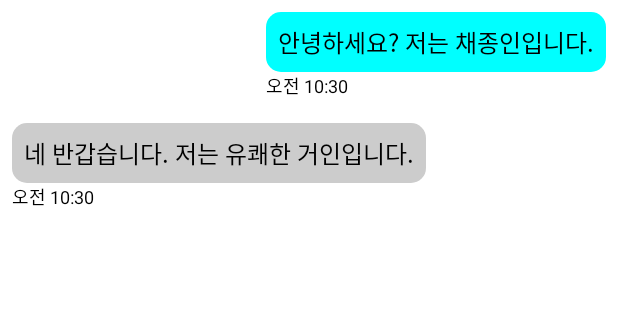
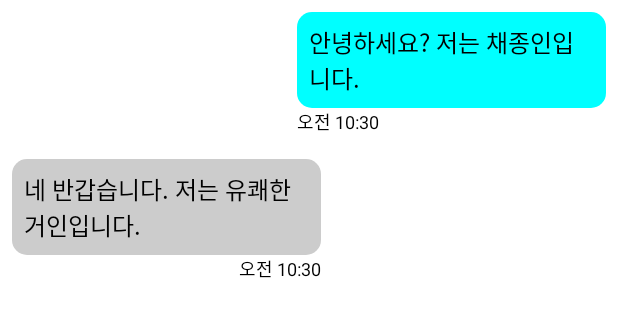
Before and after one commit to Chaejongin12/ykgiants-assignment, an Android app built with Jetpack Compose: the @Preview function ChatBubblePreview, on a phone screen of 412 x 824 dp. Shown: the top 317 px of the screen. Run offline under Robolectric (Android 15) with nearby library versions, the phone set to English and light mode, and no system bars.

Commit message:
:recycle: :: 과제 수정 사항 반영
:: 과제 수정 사항 반영

```diff
--- a/app/src/main/java/com/assignment/ykgiants_assignment/chat/ChatScreen.kt
+++ b/app/src/main/java/com/assignment/ykgiants_assignment/chat/ChatScreen.kt
@@ -7,6 +7,7 @@ import androidx.compose.foundation.layout.Column
 import androidx.compose.foundation.layout.fillMaxSize
 import androidx.compose.foundation.layout.fillMaxWidth
 import androidx.compose.foundation.layout.imePadding
+import androidx.compose.foundation.layout.systemBarsPadding
 import androidx.compose.runtime.Composable
 import androidx.compose.runtime.LaunchedEffect
 import androidx.compose.runtime.getValue
@@ -42,6 +43,7 @@ internal fun ChatScreen(
 
     Column(
         modifier = modifier
+            .systemBarsPadding()
             .fillMaxSize()
             .clickable {
                 keyboardController?.hide()
--- a/app/src/main/java/com/assignment/ykgiants_assignment/chat/MessageScreen.kt
+++ b/app/src/main/java/com/assignment/ykgiants_assignment/chat/MessageScreen.kt
@@ -3,6 +3,7 @@ package com.assignment.ykgiants_assignment.chat
 import android.os.Build
 import androidx.annotation.RequiresApi
 import androidx.compose.foundation.background
+import androidx.compose.foundation.layout.systemBarsPadding
 import androidx.compose.foundation.lazy.LazyColumn
 import androidx.compose.foundation.lazy.items
 import androidx.compose.foundation.lazy.rememberLazyListState
@@ -24,8 +25,9 @@ internal fun MessageScreen(
     val listState = rememberLazyListState()
 
     LazyColumn(
-        modifier = modifier.
-            background(color = Color.White),
+        modifier = modifier
+            .systemBarsPadding()
+            .background(color = Color.White),
         state = listState
     ) {
         items(messages) { message ->
--- a/app/src/main/java/com/assignment/ykgiants_assignment/chat/component/ChatBubble.kt
+++ b/app/src/main/java/com/assignment/ykgiants_assignment/chat/component/ChatBubble.kt
@@ -9,12 +9,20 @@ import androidx.compose.foundation.layout.Column
 import androidx.compose.foundation.layout.Row
 import androidx.compose.foundation.layout.fillMaxWidth
 import androidx.compose.foundation.layout.padding
+import androidx.compose.foundation.layout.widthIn
+import androidx.compose.foundation.layout.wrapContentWidth
 import androidx.compose.foundation.shape.RoundedCornerShape
 import androidx.compose.material3.Text
 import androidx.compose.runtime.Composable
 import androidx.compose.runtime.LaunchedEffect
+import androidx.compose.runtime.getValue
+import androidx.compose.runtime.mutableStateOf
+import androidx.compose.runtime.remember
+import androidx.compose.runtime.setValue
+import androidx.compose.ui.Alignment
 import androidx.compose.ui.Modifier
 import androidx.compose.ui.graphics.Color
+import androidx.compose.ui.platform.LocalConfiguration
 import androidx.compose.ui.tooling.preview.Preview
 import androidx.compose.ui.unit.dp
 import androidx.compose.ui.unit.sp
@@ -29,7 +37,7 @@ internal fun ChatBubble(
     message: Message,
     modifier: Modifier = Modifier,
 ) {
-    var currentTime = LocalTime.now().toKoreanFormat()
+    var currentTime by remember { mutableStateOf(LocalTime.now().toKoreanFormat()) }
     val backgroundColor = if (message.isSentByMe) Color.Cyan else Color.LightGray
     val horizontalArrangement = if (message.isSentByMe) Arrangement.End else Arrangement.Start
 
@@ -43,7 +51,11 @@ internal fun ChatBubble(
             .padding(8.dp),
         horizontalArrangement = horizontalArrangement
     ) {
-        Column {
+        Column(
+            horizontalAlignment = if (message.isSentByMe) Alignment.End else Alignment.Start,
+            modifier = modifier.widthIn(max = (LocalConfiguration.current.screenWidthDp.dp / 2))
+
+        ) {
             Box(
                 modifier = modifier
                     .background(color = backgroundColor, shape = RoundedCornerShape(10.dp))
@@ -52,14 +64,16 @@ internal fun ChatBubble(
                 Text(
                     text = message.text,
                     color = Color.Black,
-                    fontSize = 16.sp
+                    fontSize = 16.sp,
+                    modifier = modifier.wrapContentWidth()
                 )
             }
 
             Text(
                 text = currentTime,
                 color = Color.Black,
-                fontSize = 12.sp
+                fontSize = 12.sp,
+                modifier = modifier.align(if (message.isSentByMe) Alignment.Start else Alignment.End)
             )
         }
     }
@@ -69,7 +83,9 @@ internal fun ChatBubble(
 @Preview
 @Composable
 internal fun ChatBubblePreview() {
-    Column {
+    Column(
+        modifier = Modifier.background(Color.White)
+    ) {
         ChatBubble(
             message = Message("안녕하세요? 저는 채종인입니다.", isSentByMe = true)
         )
```
